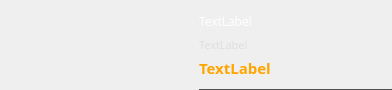
The window that src/gui/ui/transactionframe.ui (ConcealNetwork/conceal-desktop) describes before a commit, drawn with Qt 5.
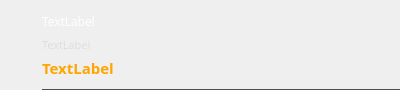
The same window after the commit.

```diff
--- a/src/gui/ui/transactionframe.ui
+++ b/src/gui/ui/transactionframe.ui
@@ -6,19 +6,19 @@
    <rect>
     <x>0</x>
     <y>0</y>
-    <width>392</width>
+    <width>400</width>
     <height>90</height>
    </rect>
   </property>
   <property name="minimumSize">
    <size>
-    <width>0</width>
+    <width>400</width>
     <height>90</height>
    </size>
   </property>
   <property name="maximumSize">
    <size>
-    <width>540</width>
+    <width>16777215</width>
     <height>100</height>
    </size>
   </property>
@@ -52,9 +52,18 @@
    </property>
    <item>
     <widget class="QLabel" name="m_iconLabel">
+     <property name="maximumSize">
+      <size>
+       <width>36</width>
+       <height>36</height>
+      </size>
+     </property>
      <property name="text">
       <string/>
      </property>
+     <property name="alignment">
+      <set>Qt::AlignRight|Qt::AlignTrailing|Qt::AlignVCenter</set>
+     </property>
     </widget>
    </item>
    <item>
```
